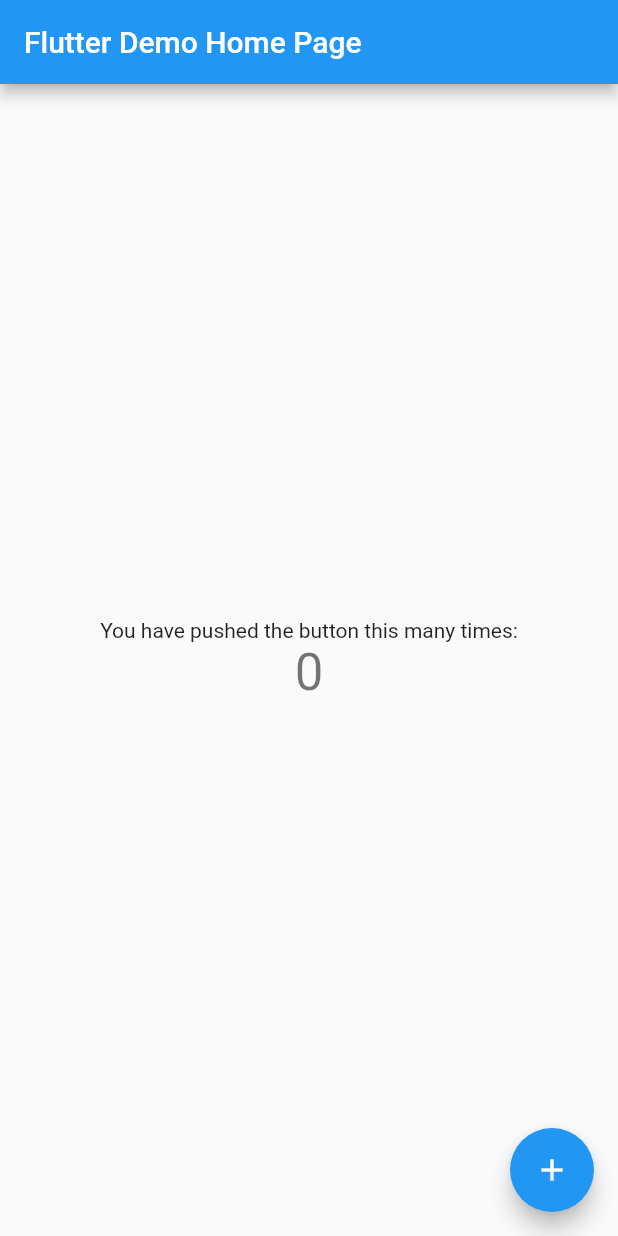
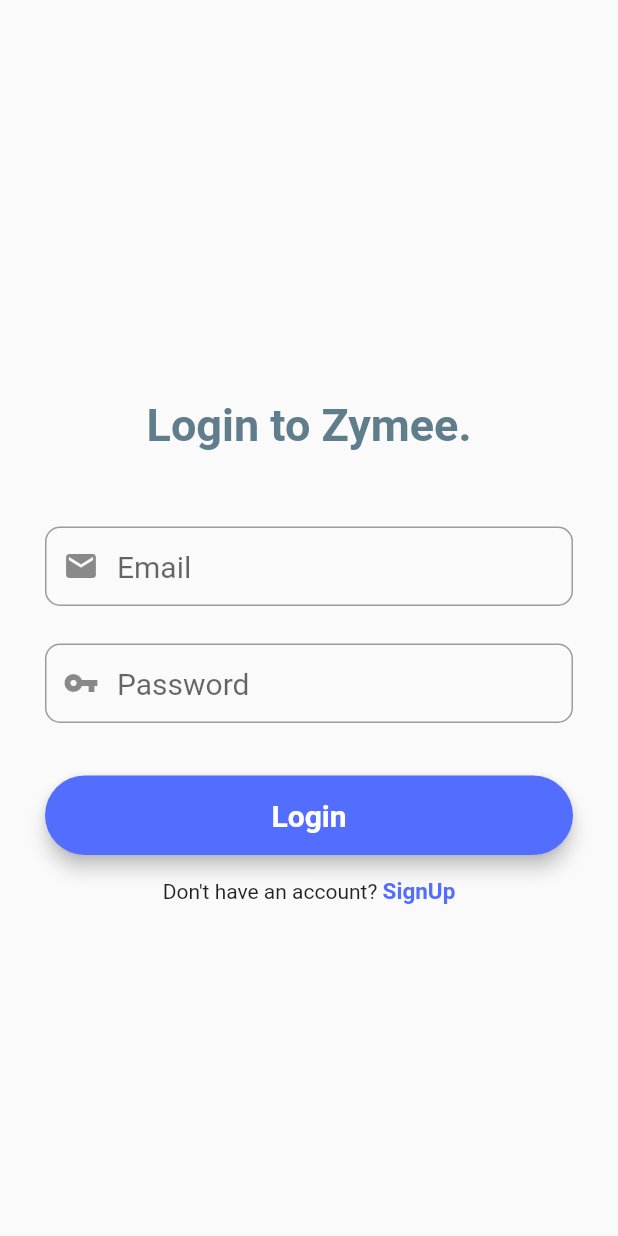
Before and after one commit to PSYRED/zymee.dev, a Flutter app: the screen it shows after launch, on a phone screen of 412 x 824 dp. Run offline on Flutter 3.47's test engine with Material 2 defaults, Android fonts, the phone set to English and light mode, and no system bars; our stand-ins replace fluttertoast.

Commit message:
Registration & Login UI done [IOS, Android]

```diff
--- a/lib/main.dart
+++ b/lib/main.dart
@@ -1,4 +1,5 @@
 import 'package:flutter/material.dart';
+import './screens/LoginScreen.dart';
 
 void main() {
   runApp(const MyApp());
@@ -13,103 +14,9 @@
     return MaterialApp(
       title: 'Flutter Demo',
       theme: ThemeData(
-        // This is the theme of your application.
-        //
-        // Try running your application with "flutter run". You'll see the
-        // application has a blue toolbar. Then, without quitting the app, try
-        // changing the primarySwatch below to Colors.green and then invoke
-        // "hot reload" (press "r" in the console where you ran "flutter run",
-        // or simply save your changes to "hot reload" in a Flutter IDE).
-        // Notice that the counter didn't reset back to zero; the application
-        // is not restarted.
         primarySwatch: Colors.blue,
       ),
-      home: const MyHomePage(title: 'Flutter Demo Home Page'),
+      home: const LoginScreen(),
     );
   }
 }
-
-class MyHomePage extends StatefulWidget {
-  const MyHomePage({Key? key, required this.title}) : super(key: key);
-
-  // This widget is the home page of your application. It is stateful, meaning
-  // that it has a State object (defined below) that contains fields that affect
-  // how it looks.
-
-  // This class is the configuration for the state. It holds the values (in this
-  // case the title) provided by the parent (in this case the App widget) and
-  // used by the build method of the State. Fields in a Widget subclass are
-  // always marked "final".
-
-  final String title;
-
-  @override
-  State<MyHomePage> createState() => _MyHomePageState();
-}
-
-class _MyHomePageState extends State<MyHomePage> {
-  int _counter = 0;
-
-  void _incrementCounter() {
-    setState(() {
-      // This call to setState tells the Flutter framework that something has
-      // changed in this State, which causes it to rerun the build method below
-      // so that the display can reflect the updated values. If we changed
-      // _counter without calling setState(), then the build method would not be
-      // called again, and so nothing would appear to happen.
-      _counter++;
-    });
-  }
-
-  @override
-  Widget build(BuildContext context) {
-    // This method is rerun every time setState is called, for instance as done
-    // by the _incrementCounter method above.
-    //
-    // The Flutter framework has been optimized to make rerunning build methods
-    // fast, so that you can just rebuild anything that needs updating rather
-    // than having to individually change instances of widgets.
-    return Scaffold(
-      appBar: AppBar(
-        // Here we take the value from the MyHomePage object that was created by
-        // the App.build method, and use it to set our appbar title.
-        title: Text(widget.title),
-      ),
-      body: Center(
-        // Center is a layout widget. It takes a single child and positions it
-        // in the middle of the parent.
-        child: Column(
-          // Column is also a layout widget. It takes a list of children and
-          // arranges them vertically. By default, it sizes itself to fit its
-          // children horizontally, and tries to be as tall as its parent.
-          //
-          // Invoke "debug painting" (press "p" in the console, choose the
-          // "Toggle Debug Paint" action from the Flutter Inspector in Android
-          // Studio, or the "Toggle Debug Paint" command in Visual Studio Code)
-          // to see the wireframe for each widget.
-          //
-          // Column has various properties to control how it sizes itself and
-          // how it positions its children. Here we use mainAxisAlignment to
-          // center the children vertically; the main axis here is the vertical
-          // axis because Columns are vertical (the cross axis would be
-          // horizontal).
-          mainAxisAlignment: MainAxisAlignment.center,
-          children: <Widget>[
-            const Text(
-              'You have pushed the button this many times:',
-            ),
-            Text(
-              '$_counter',
-              style: Theme.of(context).textTheme.headline4,
-            ),
-          ],
-        ),
-      ),
-      floatingActionButton: FloatingActionButton(
-        onPressed: _incrementCounter,
-        tooltip: 'Increment',
-        child: const Icon(Icons.add),
-      ), // This trailing comma makes auto-formatting nicer for build methods.
-    );
-  }
-}
--- /dev/null
+++ b/lib/screens/LoginScreen.dart
@@ -0,0 +1,165 @@
+import 'package:flutter/material.dart';
+import 'package:fluttertoast/fluttertoast.dart';
+
+import 'RegistrationScreen.dart';
+
+class LoginScreen extends StatefulWidget {
+  const LoginScreen({Key? key}) : super(key: key);
+
+  @override
+  State<LoginScreen> createState() => _LoginScreenState();
+}
+
+class _LoginScreenState extends State<LoginScreen> {
+
+  // The following variables are required;
+  //form key
+  //emailController , passwordController
+  final _formKey = GlobalKey<FormState>();
+
+  //editing controller
+  final TextEditingController emailController = new TextEditingController();
+  final TextEditingController passwordController = new TextEditingController();
+
+  @override
+  Widget build(BuildContext context) {
+
+    final emailField = TextFormField(
+      autofocus: false,
+      controller: emailController,
+      keyboardType: TextInputType.emailAddress,
+      validator: (value) {
+        if (value!.isEmpty) {
+          return ("Please enter your email!");
+        }
+        // reg expression for email validation
+        if (!RegExp("^[a-zA-Z0-9+_.-]+@[a-zA-z0-9.-]+.[a-z]").hasMatch(value)) {
+          return ("Please Enter a valid email");
+        }
+        return null;
+      },
+      onSaved: (value) {
+        emailController.text = value!;
+      },
+      textInputAction: TextInputAction.next,
+      decoration: InputDecoration(
+          prefixIcon: Icon(Icons.mail),
+          contentPadding: EdgeInsets.fromLTRB(20, 15, 20, 15),
+          hintText: "Email",
+          hintStyle: TextStyle(fontSize: 20, fontWeight: FontWeight.w400),
+          border: OutlineInputBorder(borderRadius: BorderRadius.circular(10))),
+    );
+
+
+    //passwordField
+    final passwordField = TextFormField(
+        autofocus: false,
+        controller: passwordController,
+        obscureText: true,
+        validator: (value) {
+          RegExp regexp = new RegExp(r'^.{6,}$');
+          if (value!.isEmpty) {
+            return ("Password is required for login");
+          }
+          if (!regexp.hasMatch(value)) {
+            return ("Please Enter Valid PAssword(Min. 6 Character)");
+          }
+        },
+        onSaved: (value) {
+          emailController.text = value!;
+        },
+        textInputAction: TextInputAction.done,
+        decoration: InputDecoration(
+            prefixIcon: Icon(Icons.vpn_key_sharp),
+            contentPadding: EdgeInsets.fromLTRB(20, 15, 20, 15),
+            hintText: "Password",
+            hintStyle: TextStyle(fontSize: 20, fontWeight: FontWeight.w400),
+            border:
+            OutlineInputBorder(borderRadius: BorderRadius.circular(10))));
+
+    //loginButton
+    //Login Function at the bottom
+    final loginButton = Material(
+        elevation: 5,
+        borderRadius: BorderRadius.circular(30),
+        color: Colors.indigoAccent,
+        child: MaterialButton(
+          padding: EdgeInsets.fromLTRB(20, 15, 20, 15),
+          minWidth: MediaQuery.of(context).size.width,
+          onPressed: () {
+
+          },
+          child: Text("Login",
+              textAlign: TextAlign.center,
+              style: TextStyle(
+                  fontSize: 20,
+                  color: Colors.white,
+                  fontWeight: FontWeight.bold)),
+        ));
+
+
+
+
+
+
+    return SafeArea(
+      child: Scaffold(
+          body: Center(
+              child: SingleChildScrollView(
+                reverse: true,
+                child: Container(
+                    child: Padding(
+                        padding: const EdgeInsets.all(30.0),
+                        child: Form(
+                            key: _formKey,
+                            child: Column(
+                              mainAxisAlignment: MainAxisAlignment.center,
+                              crossAxisAlignment: CrossAxisAlignment.center,
+                              children: <Widget>[
+                                //PADDING
+                                SizedBox(height: 45),
+                                //WELCOME TO ZYMEE.
+                                const SizedBox(
+                                  height: 40,
+                                  child: Text(
+                                    "Login to Zymee.",
+                                    style: TextStyle(
+                                        fontSize: 30,
+                                        color: Colors.blueGrey,
+                                        fontWeight: FontWeight.bold),
+                                  ),
+                                ),
+
+                               const SizedBox(height: 45),
+                                emailField,
+                               const  SizedBox(height: 25),
+                                passwordField,
+                               const SizedBox(height: 35),
+                                loginButton,
+                               const SizedBox(height: 15),
+                                Row(
+                                  mainAxisAlignment: MainAxisAlignment.center,
+                                  children: <Widget>[
+                                   const Text("Don't have an account? "),
+                                    GestureDetector(
+                                      onTap: () {
+                                        Navigator.push(
+                                            context,
+                                            MaterialPageRoute(
+                                                builder: (context) =>
+                                                    RegistrationScreen()));
+                                      },
+                                      child: const Text("SignUp",
+                                          style: TextStyle(
+                                              color: Colors.indigoAccent,
+                                              fontWeight: FontWeight.w700,
+                                              fontSize: (15))),
+                                    )
+                                  ],
+                                )
+                              ],
+                            )))),
+              )))
+    );
+  }
+}
--- a/pubspec.yaml
+++ b/pubspec.yaml
@@ -33,7 +33,11 @@
 
   # The following adds the Cupertino Icons font to your application.
   # Use with the CupertinoIcons class for iOS style icons.
-  cupertino_icons: ^1.0.2
+  fluttertoast: ^8.0.9
+  firebase_core: ^1.17.1
+  firebase_auth: ^3.3.19
+  google_sign_in: ^5.3.2
+  cloud_firestore: ^3.1.17
 
 dev_dependencies:
   flutter_test:
```
Also changed, not shown: lib/screens/RegistrationScreen.dart (added, +242 -0 lines), pubspec.lock, 4 other files.
